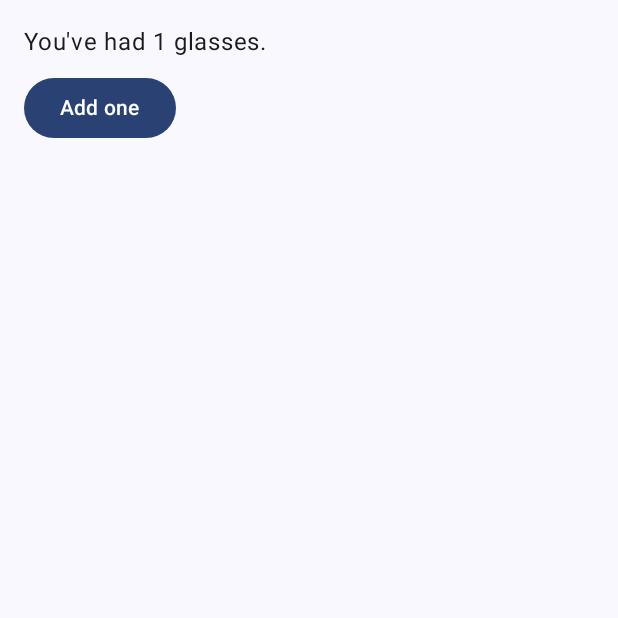
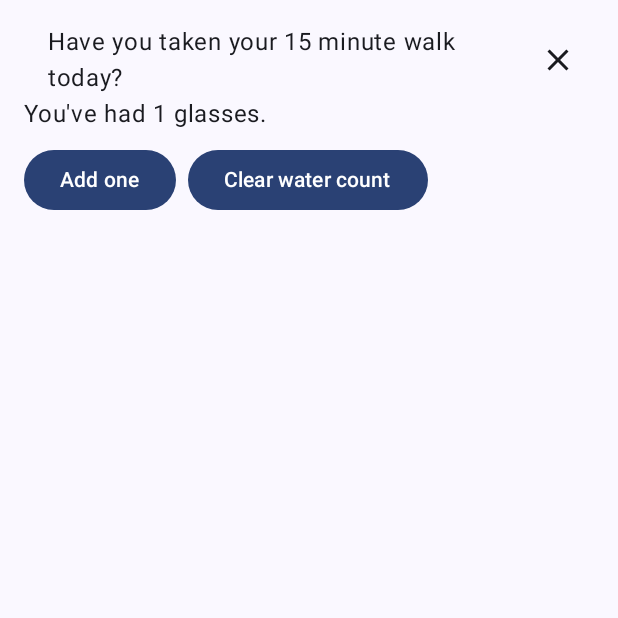
Before and after one commit to sh1mj1/Kotlin-Android-Learning-Test, an Android app built with Jetpack Compose: the screen it shows after launch (BasicStateActivity), after a tap on "Add one", on a phone screen of 412 x 824 dp, the top half of it. Run offline under Robolectric (Android 15) with nearby library versions, the phone set to English and light mode, and no system bars.

Commit message:
feat(WaterCounter): Restore state in Compose
packaging

```diff
--- a/app/src/main/java/com/example/learningtest/compose/state/WaterCounterV1.kt
+++ b/app/src/main/java/com/example/learningtest/compose/state/WaterCounterV1.kt
@@ -7,16 +7,16 @@ import androidx.compose.material3.Text
 import androidx.compose.runtime.Composable
 import androidx.compose.runtime.getValue
 import androidx.compose.runtime.mutableIntStateOf
-import androidx.compose.runtime.remember
+import androidx.compose.runtime.saveable.rememberSaveable
 import androidx.compose.runtime.setValue
 import androidx.compose.ui.Modifier
 import androidx.compose.ui.tooling.preview.Preview
 import androidx.compose.ui.unit.dp
 
 @Composable
-fun WaterCounter(modifier: Modifier = Modifier) {
+fun WaterCounterV1(modifier: Modifier = Modifier) {
     Column(modifier = modifier.padding(16.dp)) {
-        var count by remember { mutableIntStateOf(0) }
+        var count by rememberSaveable { mutableIntStateOf(0) }
 
         if (count > 0) {
             Text(text = "You've had $count glasses.")
@@ -33,5 +33,5 @@ fun WaterCounter(modifier: Modifier = Modifier) {
 @Preview(showBackground = true)
 @Composable
 private fun WaterCounterPreview() {
-    WaterCounter()
+    WaterCounterV1()
 }
--- a/app/src/main/java/com/example/learningtest/compose/state/WaterCounterV2.kt
+++ b/app/src/main/java/com/example/learningtest/compose/state/WaterCounterV2.kt
@@ -9,7 +9,7 @@ import androidx.compose.runtime.Composable
 import androidx.compose.runtime.getValue
 import androidx.compose.runtime.mutableIntStateOf
 import androidx.compose.runtime.mutableStateOf
-import androidx.compose.runtime.remember
+import androidx.compose.runtime.saveable.rememberSaveable
 import androidx.compose.runtime.setValue
 import androidx.compose.ui.Modifier
 import androidx.compose.ui.tooling.preview.Preview
@@ -18,10 +18,10 @@ import androidx.compose.ui.unit.dp
 @Composable
 fun WaterCounterV2(modifier: Modifier = Modifier) {
     Column(modifier = modifier.padding(16.dp)) {
-        var count by remember { mutableIntStateOf(0) }
+        var count by rememberSaveable { mutableIntStateOf(0) }
 
         if (count > 0) {
-            var showTask by remember { mutableStateOf(true) }
+            var showTask by rememberSaveable { mutableStateOf(true) }
             if (showTask) {
                 WellnessTaskItem(
                     onClose = { showTask = false },
--- a/app/src/main/java/com/example/learningtest/compose/state/WellnessScreen.kt
+++ b/app/src/main/java/com/example/learningtest/compose/state/WellnessScreen.kt
@@ -5,5 +5,5 @@ import androidx.compose.ui.Modifier
 
 @Composable
 fun WellnessScreen(modifier: Modifier = Modifier) {
-    WaterCounter(modifier)
+    WaterCounterV2(modifier)
 }
```
Also changed, not shown: app/src/main/java/com/example/learningtest/compose/state/docs/1WaterCounterV2-initial-state .png (renamed from app/src/main/java/com/example/learningtest/compose/state/1WaterCounterV2-initial-state .png), app/src/main/java/com/example/learningtest/compose/state/docs/2WaterCounterV2-click-add-one-button-image.png (renamed from app/src/main/java/com/example/learningtest/compose/state/2WaterCounterV2-click-add-one-button-image.png), app/src/main/java/com/example/learningtest/compose/state/docs/2WaterCounterV2-click-add-one-button.png (renamed from app/src/main/java/com/example/learningtest/compose/state/2WaterCounterV2-click-add-one-button.png), app/src/main/java/com/example/learningtest/compose/state/docs/2WaterCounterV2-click-add-one-button2.png (renamed from app/src/main/java/com/example/learningtest/compose/state/2WaterCounterV2-click-add-one-button2.png), app/src/main/java/com/example/learningtest/compose/state/docs/3WaterCounterV2-click-task-close-IconButton.png (renamed from app/src/main/java/com/example/learningtest/compose/state/3WaterCounterV2-click-task-close-IconButton.png), app/src/main/java/com/example/learningtest/compose/state/docs/4WaterCounterV2-click-Add-one-button.png (renamed from app/src/main/java/com/example/learningtest/compose/state/4WaterCounterV2-click-Add-one-button.png), app/src/main/java/com/example/learningtest/compose/state/docs/5WaterCounterV2-click-clear-water-count-button-image.png (renamed from app/src/main/java/com/example/learningtest/compose/state/5WaterCounterV2-click-clear-water-count-button-image.png), app/src/main/java/com/example/learningtest/compose/state/docs/5WaterCounterV2-click-clear-water-count-button.png (renamed from app/src/main/java/com/example/learningtest/compose/state/5WaterCounterV2-click-clear-water-count-button.png), app/src/main/java/com/example/learningtest/compose/state/docs/6WaterCounterV2-click-add-one-button.png (renamed from app/src/main/java/com/example/learningtest/compose/state/6WaterCounterV2-click-add-one-button.png), app/src/main/java/com/example/learningtest/compose/state/docs/State-driven-ui.png (renamed from app/src/main/java/com/example/learningtest/compose/state/State-driven-ui.png), app/src/main/java/com/example/learningtest/compose/state/docs/Ui-update-loop.png (renamed from app/src/main/java/com/example/learningtest/compose/state/Ui-update-loop.png), 2 other files.
